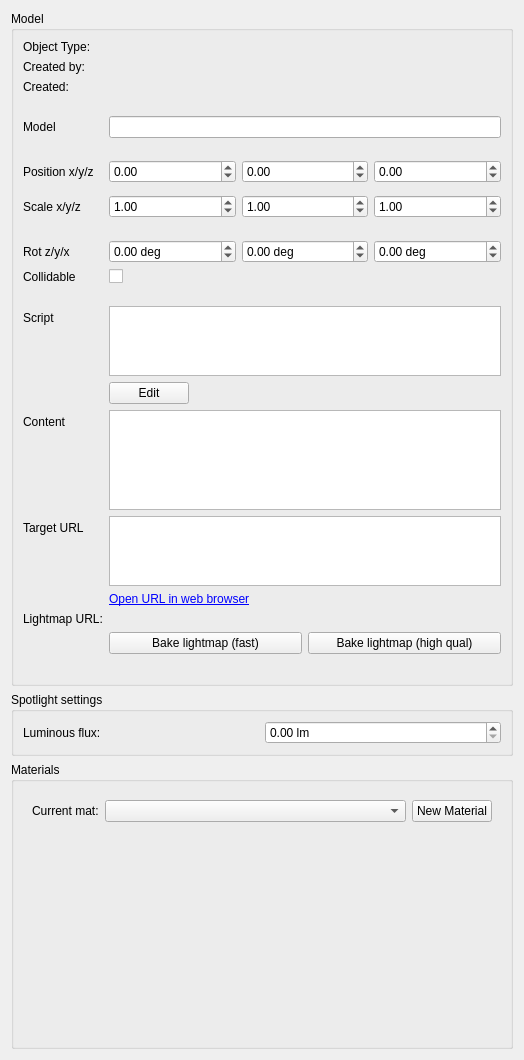
The window that gui_client/ObjectEditor.ui (shipilovden/substrata-metasiberia) describes before a commit, drawn with Qt 5.
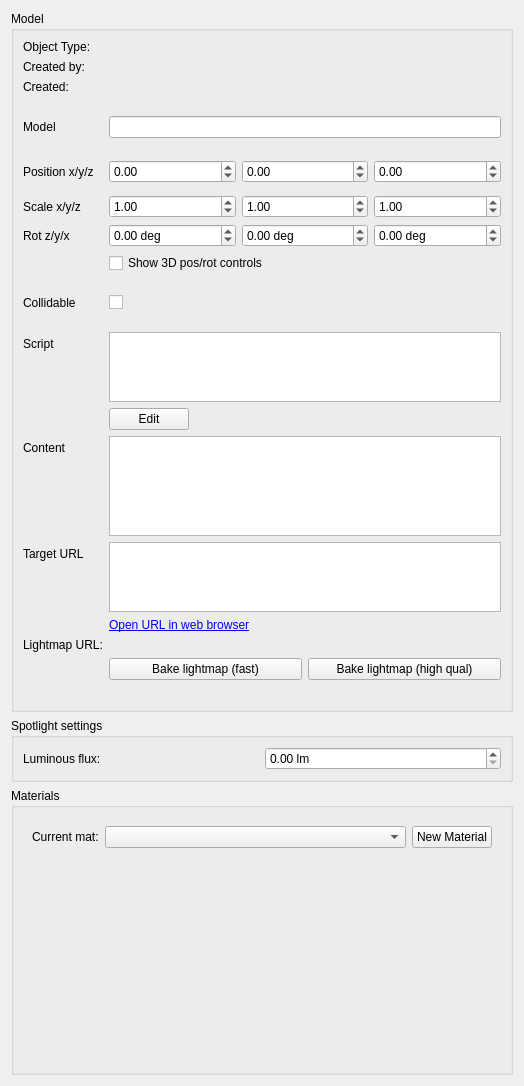
The same window after the commit. Custom widgets are drawn as their Qt base class.

Commit message: Added checkbox to toggle 3d ob pos/rot controls.

```diff
--- a/gui_client/ObjectEditor.ui
+++ b/gui_client/ObjectEditor.ui
@@ -257,22 +257,6 @@
         </layout>
        </widget>
       </item>
-      <item row="9" column="1">
-       <spacer name="verticalSpacer_2">
-        <property name="orientation">
-         <enum>Qt::Vertical</enum>
-        </property>
-        <property name="sizeType">
-         <enum>QSizePolicy::Fixed</enum>
-        </property>
-        <property name="sizeHint" stdset="0">
-         <size>
-          <width>20</width>
-          <height>10</height>
-         </size>
-        </property>
-       </spacer>
-      </item>
       <item row="10" column="0">
        <widget class="QLabel" name="label_5">
         <property name="text">
@@ -346,21 +330,21 @@
         </layout>
        </widget>
       </item>
-      <item row="11" column="0">
+      <item row="13" column="0">
        <widget class="QLabel" name="label_6">
         <property name="text">
          <string>Collidable</string>
         </property>
        </widget>
       </item>
-      <item row="11" column="1">
+      <item row="13" column="1">
        <widget class="QCheckBox" name="collidableCheckBox">
         <property name="text">
          <string/>
         </property>
        </widget>
       </item>
-      <item row="12" column="1">
+      <item row="14" column="1">
        <spacer name="verticalSpacer_3">
         <property name="orientation">
          <enum>Qt::Vertical</enum>
@@ -376,14 +360,14 @@
         </property>
        </spacer>
       </item>
-      <item row="13" column="0">
+      <item row="15" column="0">
        <widget class="QLabel" name="label_9">
         <property name="text">
          <string>Script</string>
         </property>
        </widget>
       </item>
-      <item row="13" column="1">
+      <item row="15" column="1">
        <widget class="QWidget" name="widget_5" native="true">
         <layout class="QVBoxLayout" name="verticalLayout_2">
          <property name="spacing">
@@ -436,14 +420,14 @@
         </layout>
        </widget>
       </item>
-      <item row="15" column="0">
+      <item row="17" column="0">
        <widget class="QLabel" name="label_12">
         <property name="text">
          <string>Content</string>
         </property>
        </widget>
       </item>
-      <item row="15" column="1">
+      <item row="17" column="1">
        <widget class="QTextEdit" name="contentTextEdit">
         <property name="minimumSize">
          <size>
@@ -453,14 +437,14 @@
         </property>
        </widget>
       </item>
-      <item row="16" column="0">
+      <item row="18" column="0">
        <widget class="QLabel" name="targetURLLabel">
         <property name="text">
          <string>Target URL</string>
         </property>
        </widget>
       </item>
-      <item row="16" column="1">
+      <item row="18" column="1">
        <widget class="QTextEdit" name="targetURLLineEdit">
         <property name="minimumSize">
          <size>
@@ -476,28 +460,28 @@
         </property>
        </widget>
       </item>
-      <item row="17" column="1">
+      <item row="19" column="1">
        <widget class="QLabel" name="visitURLLabel">
         <property name="text">
          <string>&lt;a href=&quot;#boo&quot;&gt;Open URL in web browser&lt;/a&gt;</string>
         </property>
        </widget>
       </item>
-      <item row="18" column="0">
+      <item row="20" column="0">
        <widget class="QLabel" name="label_7">
         <property name="text">
          <string>Lightmap URL:</string>
         </property>
        </widget>
       </item>
-      <item row="18" column="1">
+      <item row="20" column="1">
        <widget class="QLabel" name="lightmapURLLabel">
         <property name="text">
          <string/>
         </property>
        </widget>
       </item>
-      <item row="19" column="1">
+      <item row="21" column="1">
        <widget class="QWidget" name="widget_6" native="true">
         <layout class="QHBoxLayout" name="horizontalLayout_5">
          <property name="leftMargin">
@@ -529,13 +513,36 @@
         </layout>
        </widget>
       </item>
-      <item row="20" column="1">
+      <item row="22" column="1">
        <widget class="QLabel" name="lightmapBakeStatusLabel">
         <property name="text">
          <string/>
         </property>
        </widget>
       </item>
+      <item row="12" column="1">
+       <spacer name="verticalSpacer_2">
+        <property name="orientation">
+         <enum>Qt::Vertical</enum>
+        </property>
+        <property name="sizeType">
+         <enum>QSizePolicy::Fixed</enum>
+        </property>
+        <property name="sizeHint" stdset="0">
+         <size>
+          <width>20</width>
+          <height>10</height>
+         </size>
+        </property>
+       </spacer>
+      </item>
+      <item row="11" column="1">
+       <widget class="QCheckBox" name="show3DControlsCheckBox">
+        <property name="text">
+         <string>Show 3D pos/rot controls</string>
+        </property>
+       </widget>
+      </item>
      </layout>
     </widget>
    </item>
```
The commit also changes 4 other files.
